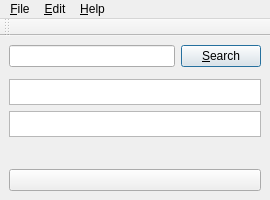
The window that gui/main.ui (cpina/qdacco) describes before a commit, drawn with Qt 5.
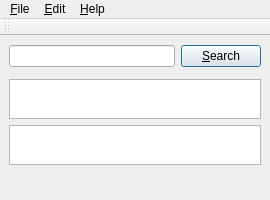
The same window after the commit. Icons and pictures are not drawn. Custom widgets are drawn as their Qt base class.

Commit message:
Deletes "Report non-existing word" or "suggestions" options from the main menu.
No-one seems to be mantaining Dacco so this is not used at the moment.

The edit to the form file:
```diff
--- a/gui/main.ui
+++ b/gui/main.ui
@@ -126,13 +126,6 @@
         </property>
        </widget>
       </item>
-      <item>
-       <widget class="QPushButton" name="report" >
-        <property name="text" >
-         <string/>
-        </property>
-       </widget>
-      </item>
      </layout>
     </item>
    </layout>
```
The commit also changes 2 other files.
